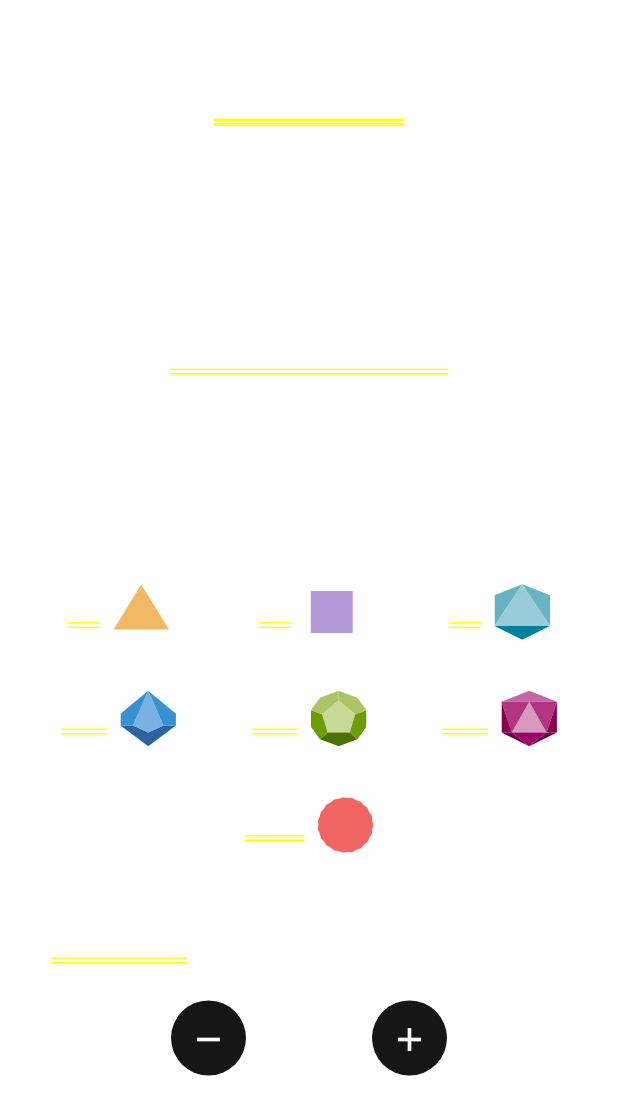
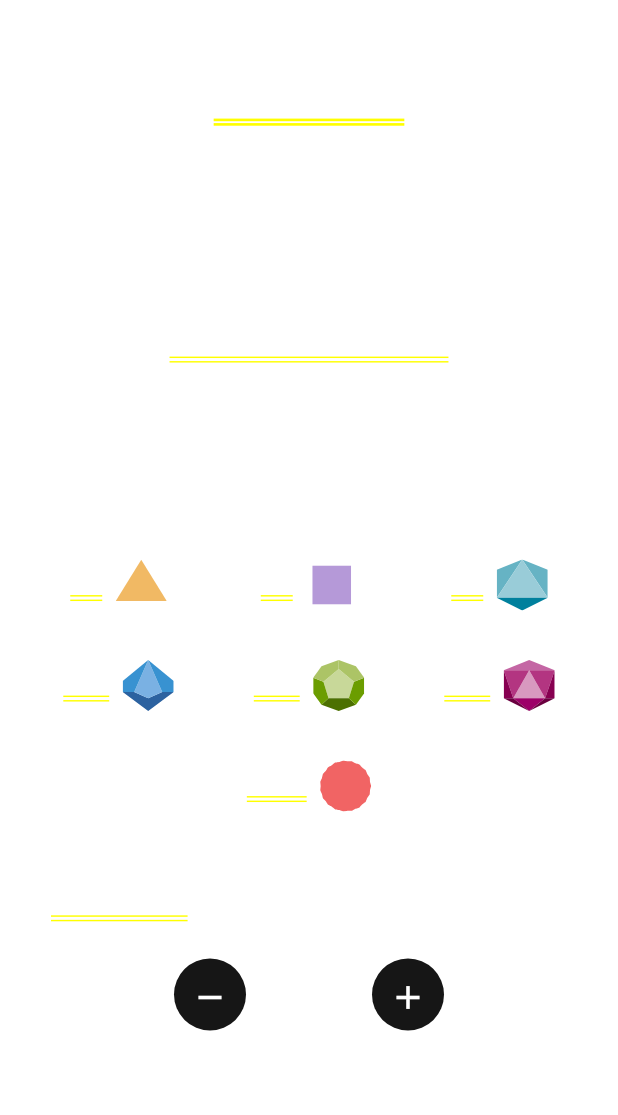
Before and after one commit to MrPio/Scheda_DnD_5e, a Flutter app: the DicePage screen opened by its route, on a phone screen of 412 x 824 dp. Shown: the top 1115 px of the screen. Run offline on Flutter 3.47's test engine with Material 3 defaults, Android fonts, the phone set to English and light mode, and no system bars; our stand-ins replace cloud_firestore, firebase_auth, firebase_core, flutter_markdown, flutter_svg, google_fonts and 4 more; missing offline and left inert: dynamic_height_grid_view, expand_tap_area; accounts and stored records are empty.

Commit message:
numeric_input.dart 2 small bugs fixed. dice_page.dart resized. enchantment_page.dart scroll improved and bottomSheet introduced

```diff
--- a/lib/constant/measures.dart
+++ b/lib/constant/measures.dart
@@ -12,7 +12,7 @@ class Measures {
   static const hPadding = 20.0;
 
   // Cards
-  static const diceCardHeight = 62.0;
+  static const diceCardHeight = 58.0;
   static const alignmentCardHeight = 62.0;
   static const alignmentCardSmallHeight = 54.0;
   static const skillCardHeight = 94.0;
--- a/lib/extension_function/context_extensions.dart
+++ b/lib/extension_function/context_extensions.dart
@@ -271,7 +271,7 @@ extension ContextExtensions on BuildContext {
                                               width: Measures.hMarginBig),
                                           Flexible(
                                               child: Text(e.text,
-                                                  style: Fonts.bold(size: 16),
+                                                  style: Fonts.bold(),
                                                   overflow:
                                                       TextOverflow.ellipsis)),
                                         ],
--- a/lib/view/character_page.dart
+++ b/lib/view/character_page.dart
@@ -358,7 +358,7 @@ class _CharacterPageState extends State<CharacterPage>
                                 Text(
                                   e.$2.key,
                                   style: _tabController!.index == e.$1
-                                      ? Fonts.bold(size: 16)
+                                      ? Fonts.bold()
                                       : Fonts.light(size: 16),
                                 ),
                               ],
--- a/lib/view/dice_page.dart
+++ b/lib/view/dice_page.dart
@@ -153,7 +153,7 @@ class _DicePageState extends State<DicePage>
                   // Selected dice ===============================
                   const SizedBox(height: Measures.vMarginSmall),
                   GlassCard(
-                      height: 240,
+                      height: 224,
                       clickable: false,
                       child: Align(
                         child: _selectedDice.isEmpty
@@ -212,8 +212,8 @@ class _DicePageState extends State<DicePage>
                                     mainAxisSize: MainAxisSize.min,
                                     children: [
                                       SizedBox(
-                                        height: 50,
-                                        width: 50,
+                                        height: 48,
+                                        width: 48,
                                         child: ElevatedButton(
                                           onPressed: () {
                                             if (modifier > minModifier) {
@@ -255,8 +255,8 @@ class _DicePageState extends State<DicePage>
                                       const SizedBox(
                                           width: Measures.hMarginMed),
                                       SizedBox(
-                                        height: 50,
-                                        width: 50,
+                                        height: 48,
+                                        width: 48,
                                         child: ElevatedButton(
                                           onPressed: () {
                                             if (modifier < maxModifier) {
--- a/lib/view/enchantment_page.dart
+++ b/lib/view/enchantment_page.dart
@@ -160,7 +160,7 @@ class _EnchantmentPageState extends State<EnchantmentPage> {
         child: RichText(
           text: TextSpan(
             children: [
-              TextSpan(text: '$key: ', style: Fonts.bold(size: 16)),
+              TextSpan(text: '$key: ', style: Fonts.bold()),
               TextSpan(text: value, style: Fonts.light(size: 16)),
             ],
           ),
--- a/lib/view/partial/card/dice_card.dart
+++ b/lib/view/partial/card/dice_card.dart
@@ -24,7 +24,7 @@ class DiceCard extends StatelessWidget {
         children: [
           Text(dice.title, style: Fonts.regular()),
           const SizedBox(width: Measures.vMarginThin),
-          SvgPicture.asset(dice.svgPath, height: 37)
+          SvgPicture.asset(dice.svgPath, height: 34)
         ],
       ),
     );
--- a/lib/view/partial/glass_bottom_bar_icon.dart
+++ b/lib/view/partial/glass_bottom_bar_icon.dart
@@ -27,12 +27,12 @@ class GlassBottomBarIcon extends StatelessWidget {
         child: Column(
           mainAxisSize: MainAxisSize.min,
           children: [
-            (active ? iconPathOn : iconPathOff).toIcon(height: 30),
+            (active ? iconPathOn : iconPathOff).toIcon(height: 28),
             const SizedBox(height: Measures.vMarginMoreThin),
             SingleChildScrollView(
               scrollDirection: Axis.horizontal,
               child: Text(title,
-                  style: active ? Fonts.black(size: 12) : Fonts.regular(size: 0)),
+                  style: active ? Fonts.black(size: 11) : Fonts.regular(size: 0)),
             )
           ],
         ),
--- a/lib/view/partial/grid_row.dart
+++ b/lib/view/partial/grid_row.dart
@@ -37,6 +37,7 @@ class GridRow extends StatelessWidget {
               bottom:
                   i <= children.length ~/ columnsCount ? mainAxisSpacing : 0),
           child: Row(
+            mainAxisSize: MainAxisSize.max,
               crossAxisAlignment: CrossAxisAlignment.start, children: elements),
         );
       }),
--- a/lib/view/partial/hp_bar.dart
+++ b/lib/view/partial/hp_bar.dart
@@ -52,7 +52,7 @@ class HpBar extends StatelessWidget {
               ),
             ],
           ),
-          if (showText) Text('$hp / $maxHp HP', style: Fonts.light(size: 14))
+          if (showText) Text('$hp / $maxHp HP', style: Fonts.light())
         ],
       );
 }
--- a/lib/view/partial/level.dart
+++ b/lib/view/partial/level.dart
@@ -19,7 +19,7 @@ class Level extends StatelessWidget {
         child: Padding(
           padding: const EdgeInsets.all(12),
           child: Text(level.toString(),
-              style: Fonts.regular(size: 16)),
+              style: Fonts.regular()),
         ));
   }
 }
--- a/lib/view/partial/numeric_input.dart
+++ b/lib/view/partial/numeric_input.dart
@@ -28,7 +28,7 @@ class NumericInput extends StatefulWidget {
 }
 
 class _NumericInputState extends State<NumericInput> {
-  int get value => max(widget.min,min(widget.max,int.parse(widget.controller.text)));
+  int get value => max(widget.min,min(widget.max,int.tryParse(widget.controller.text)??0));
 
   set value(int value) =>
       setState(() => widget.controller.text = value.toString());
@@ -80,8 +80,6 @@ class _NumericInputState extends State<NumericInput> {
         child: TextField(
           onSubmitted: (_)=>
             value=value,
-            onEditingComplete: ()=>
-              value=value,
             onTapOutside: (_)=>value=value,
             keyboardAppearance: Brightness.dark,
             keyboardType: TextInputType.number,
--- a/lib/view/signin_page.dart
+++ b/lib/view/signin_page.dart
@@ -141,7 +141,7 @@ class _SignInPageState extends State<SignInPage> with Loadable {
                             setState(() => _rememberMe = !_rememberMe),
                         color: Palette.primaryBlue,
                       ),
-                      Text('Ricordami', style: Fonts.light(size: 14)),
+                      Text('Ricordami', style: Fonts.light()),
                       Expanded(child: Container()),
                       GestureDetector(
                           onTap: forgotPassword,
@@ -168,7 +168,7 @@ class _SignInPageState extends State<SignInPage> with Loadable {
                         ),
                       ),
                       const SizedBox(width: Measures.hMarginMed),
-                      Text('Oppure', style: Fonts.light(size: 14)),
+                      Text('Oppure', style: Fonts.light()),
                       const SizedBox(width: Measures.hMarginMed),
                       Expanded(
                         child: Container(
@@ -192,7 +192,7 @@ class _SignInPageState extends State<SignInPage> with Loadable {
                   Row(
                     mainAxisSize: MainAxisSize.min,
                     children: [
-                      Text('Non hai un account?', style: Fonts.light(size: 14)),
+                      Text('Non hai un account?', style: Fonts.light()),
                       const SizedBox(width: 6),
                       GestureDetector(
                           onTap: () =>
--- a/lib/view/signup_page.dart
+++ b/lib/view/signup_page.dart
@@ -115,7 +115,7 @@ class _SignUpPageState extends State<SignUpPage> with Loadable {
                         ),
                       ),
                       const SizedBox(width: Measures.hMarginMed),
-                      Text('Oppure', style: Fonts.light(size: 14)),
+                      Text('Oppure', style: Fonts.light()),
                       const SizedBox(width: Measures.hMarginMed),
                       Expanded(
                         child: Container(
@@ -139,7 +139,7 @@ class _SignUpPageState extends State<SignUpPage> with Loadable {
                   Row(
                     mainAxisSize: MainAxisSize.min,
                     children: [
-                      Text('Hai già un account?', style: Fonts.light(size: 14)),
+                      Text('Hai già un account?', style: Fonts.light()),
                       const SizedBox(width: 6),
                       GestureDetector(
                           onTap: () =>
```
Also changed, not shown: lib/view/characters_page.dart (+4 -4 lines), lib/view/create_character_page.dart (+29 -28 lines), lib/view/enchantments_page.dart (+68 -45 lines), lib/view/partial/glass_text_field.dart (+4 -4 lines).
